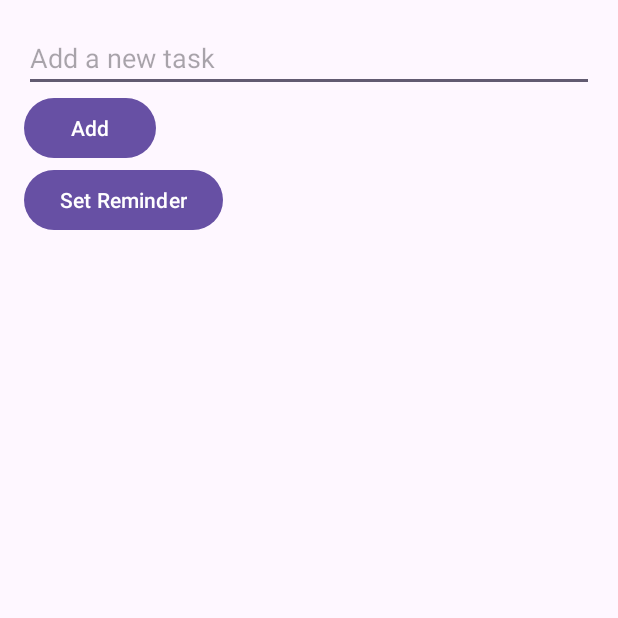
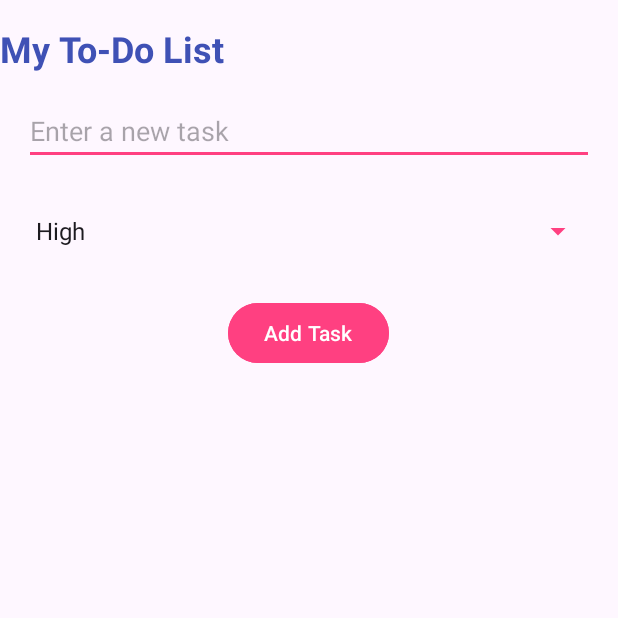
Before and after one commit to vedant15708/MAD_Assignment-2_21012011059, an Android app: the screen it shows after launch (MainActivity), on a phone screen of 412 x 824 dp, the top half of it. Run offline under Robolectric (Android 15) with nearby library versions, the light colour scheme and no system bars.

Commit message:
Assignment 2

```diff
--- a/app/src/main/AndroidManifest.xml
+++ b/app/src/main/AndroidManifest.xml
@@ -1,9 +1,7 @@
 <?xml version="1.0" encoding="utf-8"?>
 <manifest xmlns:android="http://schemas.android.com/apk/res/android"
     xmlns:tools="http://schemas.android.com/tools">
-    <uses-permission android:name="android.permission.POST_NOTIFICATIONS" />
-    <uses-permission android:name="android.permission.USE_EXACT_ALARM"/>
-    <uses-permission android:name="android.permission.SCHEDULE_EXACT_ALARM"/>
+
 
     <application
         android:allowBackup="true"
--- a/app/src/main/java/com/vedantpansuriya/mad_assignment_2_21012011059/Task.kt
+++ b/app/src/main/java/com/vedantpansuriya/mad_assignment_2_21012011059/Task.kt
@@ -1,6 +1,6 @@
 package com.vedantpansuriya.mad_assignment_2_21012011059
 
-class Task(val name: String, var isDone: Boolean, var reminder: Long = -1){
+data class Task(val name: String, var isDone: Boolean, var priority: Int = 0){
     override fun toString(): String {
         return name
     }
--- a/app/src/main/res/layout/activity_main.xml
+++ b/app/src/main/res/layout/activity_main.xml
@@ -1,41 +1,57 @@
 <?xml version="1.0" encoding="utf-8"?>
-<LinearLayout xmlns:android="http://schemas.android.com/apk/res/android"
+
+<LinearLayout
+    xmlns:android="http://schemas.android.com/apk/res/android"
+    xmlns:app="http://schemas.android.com/apk/res-auto"
     xmlns:tools="http://schemas.android.com/tools"
     android:layout_width="match_parent"
     android:layout_height="match_parent"
     android:orientation="vertical"
-    android:padding="16dp"
     tools:context=".MainActivity">
 
+    <TextView
+        android:id="@+id/title"
+        android:layout_width="match_parent"
+        android:layout_height="wrap_content"
+        android:layout_gravity="center"
+        android:text="My To-Do List"
+        android:textSize="24sp"
+        android:textStyle="bold"
+        android:textColor="@color/colorPrimary"
+        android:layout_marginTop="16dp"/>
+
+    <!-- Task Input -->
     <EditText
         android:id="@+id/taskInput"
         android:layout_width="match_parent"
         android:layout_height="wrap_content"
-        android:hint="Add a new task"
-        android:imeOptions="actionDone"
-        android:inputType="text"
-        android:contentDescription="Task input field"/>
+        android:hint="Enter a new task"
+        android:layout_margin="16dp"
+        android:backgroundTint="@color/colorAccent"/>
+
+    <!-- Priority Spinner -->
+    <Spinner
+        android:id="@+id/prioritySpinner"
+        android:layout_width="match_parent"
+        android:layout_height="wrap_content"
+        android:layout_margin="16dp"
+        android:backgroundTint="@color/colorAccent"/>
+
 
     <Button
         android:id="@+id/addButton"
         android:layout_width="wrap_content"
         android:layout_height="wrap_content"
-        android:text="Add"
-        android:contentDescription="Add task button"/>
+        android:text="Add Task"
+        android:layout_gravity="center"
+        android:layout_marginTop="16dp"
+        android:backgroundTint="@color/colorAccent"/>
 
-    <Button
-        android:id="@+id/setReminderButton"
-        android:layout_width="wrap_content"
-        android:layout_height="wrap_content"
-        android:text="Set Reminder" />
 
     <ListView
         android:id="@+id/taskList"
         android:layout_width="match_parent"
-        android:layout_height="0dp"
-        android:layout_weight="1"
-        android:layout_marginTop="16dp"
-        android:divider="@android:color/darker_gray"
-        android:dividerHeight="1dp"
-        android:contentDescription="Task list view"/>
+        android:layout_height="match_parent"
+        android:layout_marginTop="16dp"/>
+
 </LinearLayout>
--- a/app/src/main/res/values/colors.xml
+++ b/app/src/main/res/values/colors.xml
@@ -2,4 +2,6 @@
 <resources>
     <color name="black">#FF000000</color>
     <color name="white">#FFFFFFFF</color>
+    <color name="colorPrimary">#3F51B5</color> <!-- Primary color -->
+    <color name="colorAccent">#FF4081</color> <!-- Accent color -->
 </resources>
--- a/app/src/main/res/values/strings.xml
+++ b/app/src/main/res/values/strings.xml
@@ -1,3 +1,10 @@
 <resources>
     <string name="app_name">MAD_Assignment-2_21012011059</string>
+
+        <string-array name="priority_options">
+            <item>High</item>
+            <item>Medium</item>
+            <item>Low</item>
+        </string-array>
+
 </resources>
```
Also changed, not shown: app/src/main/java/com/vedantpansuriya/mad_assignment_2_21012011059/MainActivity.kt (+42 -99 lines), app/src/main/java/com/vedantpansuriya/mad_assignment_2_21012011059/ReminderBroadcastReceiver.kt (deleted, +0 -11 lines).
